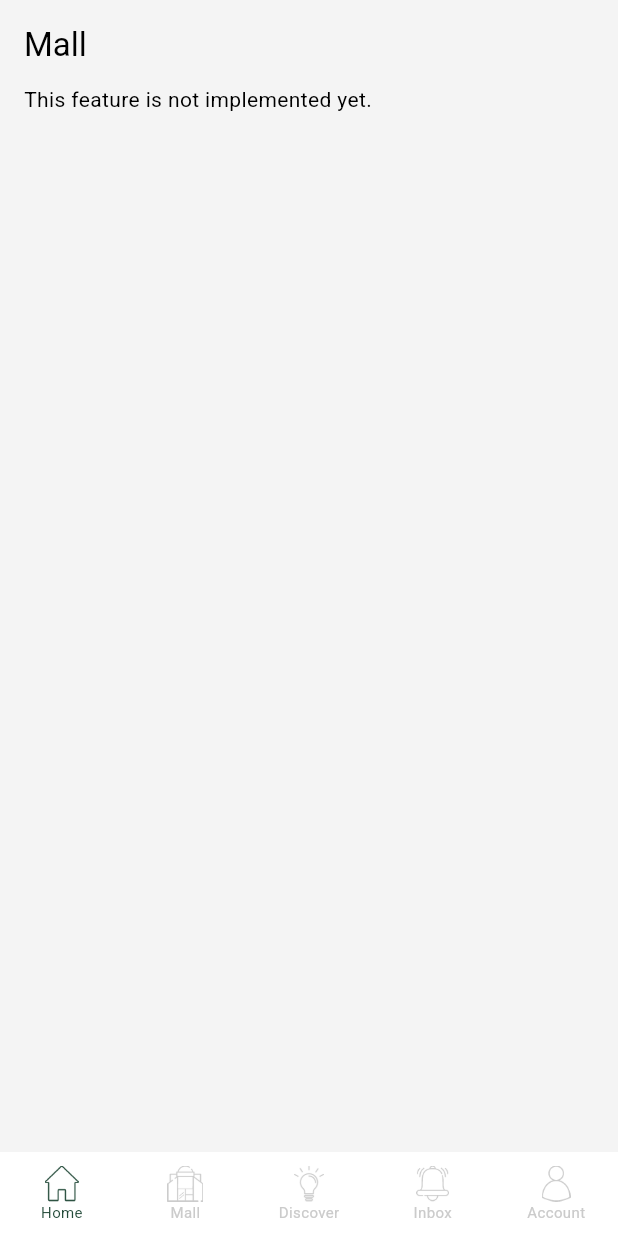
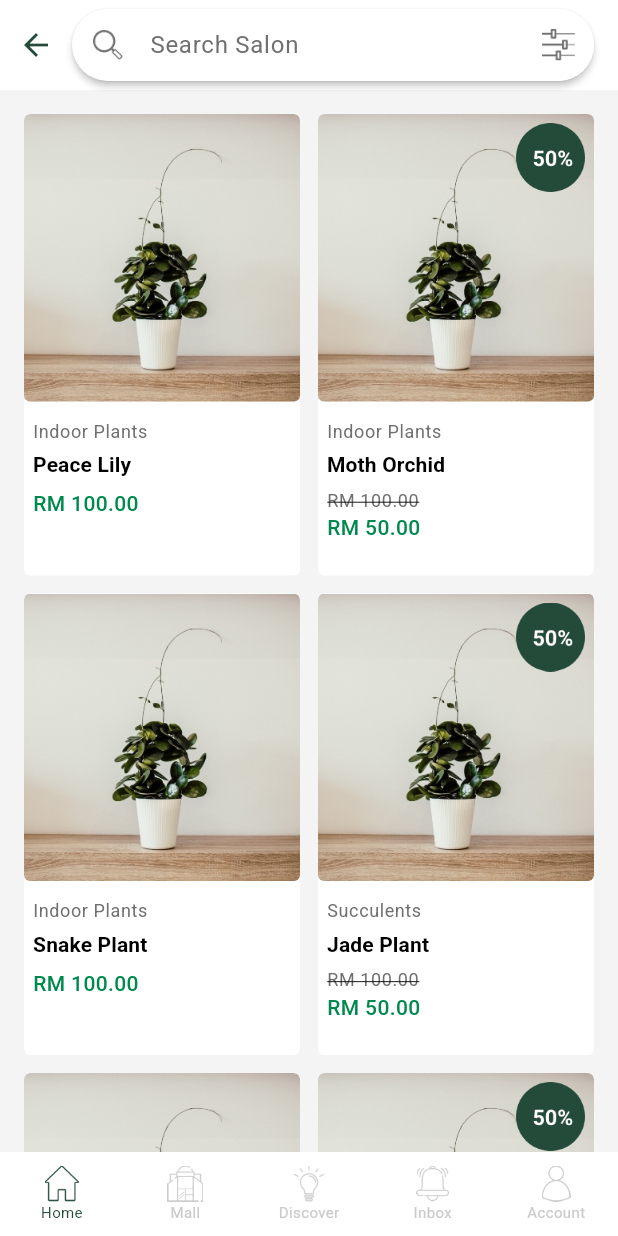
Before and after one commit to ngshenmeng2401/data_flow_interview_assessment, a Flutter app: the screen it shows after launch, swiped to page 2, on a phone screen of 412 x 824 dp. Run offline on Flutter 3.47's test engine with Material 3 defaults, Android fonts, the phone set to English and light mode, and no system bars; our stand-ins replace flutter_map, get, go_router, latlong2.

Commit message:
implement mall tab

```diff
--- a/lib/l10n/intl_en_US.arb
+++ b/lib/l10n/intl_en_US.arb
@@ -3,6 +3,9 @@
   "app_title": "Data Flows",
   "home_title": "Home",
   "mall_title": "Mall",
+  "search_salon_title": "Search Salon",
+  "discounted_products_only": "Discounted products only",
+  "no_products_found": "No products found.",
   "discover_title": "Discover",
   "inbox_title": "Inbox",
   "account_title": "Account",
--- a/lib/screens/home_screen.dart
+++ b/lib/screens/home_screen.dart
@@ -1,6 +1,7 @@
 import 'package:data_flow_interview_assessment/constants/dimensions.dart';
 import 'package:data_flow_interview_assessment/generated/l10n.dart';
 import 'package:data_flow_interview_assessment/screens/tabs/home_tab/home_tab.dart';
+import 'package:data_flow_interview_assessment/screens/tabs/mall_tab/mall_tab.dart';
 import 'package:flutter/material.dart';
 import 'package:get/get.dart';
 
@@ -41,7 +42,7 @@ class _HomeScreenState extends State<HomeScreen> {
           physics: const NeverScrollableScrollPhysics(),
           children: <Widget>[
             const HomeTab(),
-            _PlaceholderTab(title: lang.mall_title),
+            MallTab(onBack: () => _selectTab(0)),
             _PlaceholderTab(title: lang.discover_title),
             _PlaceholderTab(title: lang.inbox_title),
             _PlaceholderTab(title: lang.account_title),
--- /dev/null
+++ b/lib/screens/tabs/mall_tab/mall_tab.dart
@@ -0,0 +1,247 @@
+import 'package:data_flow_interview_assessment/constants/dimensions.dart';
+import 'package:data_flow_interview_assessment/generated/l10n.dart';
+import 'package:data_flow_interview_assessment/utils/app_theme_config.dart';
+import 'package:data_flow_interview_assessment/widgets/content_card.dart';
+import 'package:flutter/material.dart';
+import 'package:get/get.dart';
+import 'package:intl/intl.dart';
+
+class MallTab extends StatefulWidget {
+  final VoidCallback onBack;
+
+  const MallTab({super.key, required this.onBack});
+
+  @override
+  State<MallTab> createState() => _MallTabState();
+}
+
+class _MallTabState extends State<MallTab> {
+  static const double _imageAspectRatio = 0.96;
+  static const double _cardContentHeight = 116;
+
+  final RxString _query = ''.obs;
+  final RxBool _discountedOnly = false.obs;
+
+  @override
+  void dispose() {
+    _query.close();
+    _discountedOnly.close();
+    super.dispose();
+  }
+
+  @override
+  Widget build(BuildContext context) {
+    final ThemeData theme = Theme.of(context);
+    final Lang lang = Lang.of(context);
+    // TODO dummy data / flow
+    final List<_MallProduct> catalog = <_MallProduct>[
+      _MallProduct('Peace Lily', lang.indoor_plants_title, 100),
+      _MallProduct('Moth Orchid', lang.indoor_plants_title, 50, originalPrice: 100),
+      _MallProduct('Snake Plant', lang.indoor_plants_title, 100),
+      _MallProduct('Jade Plant', lang.succulents_title, 50, originalPrice: 100),
+      _MallProduct('Aloe Vera', lang.succulents_title, 100),
+      _MallProduct('Mini Rose', lang.outdoor_plants_title, 50, originalPrice: 100),
+    ];
+    final String locale = Localizations.localeOf(context).toString();
+    final NumberFormat priceFormat = NumberFormat.currency(
+      locale: locale,
+      symbol: 'RM ',
+      decimalDigits: 2,
+    );
+    final String discountLabel = NumberFormat.percentPattern(locale).format(0.5);
+
+    return Column(
+      children: <Widget>[
+        _buildHeader(context, lang),
+        Expanded(
+          child: Obx(() {
+            final String query = _query.value;
+            final bool discountedOnly = _discountedOnly.value;
+            final List<_MallProduct> products = catalog.where((_MallProduct product) {
+              final bool matchesQuery = product.title.toLowerCase().contains(query) ||
+                  product.label.toLowerCase().contains(query);
+              return matchesQuery && (!discountedOnly || product.originalPrice != null);
+            }).toList();
+
+            if (products.isEmpty) {
+              return Center(
+                child: Padding(
+                  padding: const EdgeInsets.all(kPadding),
+                  child: Text(lang.no_products_found, textAlign: TextAlign.center),
+                ),
+              );
+            }
+
+            return LayoutBuilder(
+              builder: (BuildContext context, BoxConstraints constraints) {
+                final double itemWidth = (constraints.maxWidth - kPadding * 2 - kSpacing) / 2;
+                return GridView.builder(
+                  physics: const ClampingScrollPhysics(),
+                  padding: const EdgeInsets.fromLTRB(kPadding, kPadding, kPadding, kPadding * 2),
+                  gridDelegate: SliverGridDelegateWithFixedCrossAxisCount(
+                    crossAxisCount: 2,
+                    crossAxisSpacing: kSpacing,
+                    mainAxisSpacing: kSpacing,
+                    mainAxisExtent: itemWidth / _imageAspectRatio + _cardContentHeight,
+                  ),
+                  itemCount: products.length,
+                  itemBuilder: (BuildContext context, int index) {
+                    return _buildProductCard(theme, products[index], priceFormat, discountLabel);
+                  },
+                );
+              },
+            );
+          }),
+        ),
+      ],
+    );
+  }
+
+  Widget _buildHeader(BuildContext context, Lang lang) {
+    final ThemeData theme = Theme.of(context);
+    final ColorScheme colors = theme.colorScheme;
+    return Material(
+      color: colors.surface,
+      child: Padding(
+        padding: const EdgeInsetsDirectional.fromSTEB(0, kSpacing / 2, kPadding, kSpacing / 2),
+        child: Row(
+          children: <Widget>[
+            IconButton(
+              tooltip: MaterialLocalizations.of(context).backButtonTooltip,
+              icon: const BackButtonIcon(),
+              color: colors.primary,
+              onPressed: widget.onBack,
+            ),
+            Expanded(
+              child: Material(
+                color: colors.surface,
+                elevation: 2,
+                shape: const StadiumBorder(),
+                child: TextField(
+                  onChanged: (String value) => _query.value = value.trim().toLowerCase(),
+                  textInputAction: TextInputAction.search,
+                  decoration: InputDecoration(
+                    hintText: lang.search_salon_title,
+                    border: InputBorder.none,
+                    enabledBorder: InputBorder.none,
+                    focusedBorder: InputBorder.none,
+                    filled: false,
+                    contentPadding: const EdgeInsets.symmetric(vertical: kSpacing),
+                    prefixIcon: Center(
+                      widthFactor: 1,
+                      child: Image.asset(
+                        'assets/icons/Icon - Search.png',
+                        width: 20,
+                        excludeFromSemantics: true,
+                      ),
+                    ),
+                    suffixIcon: Obx(() {
+                      final bool selected = _discountedOnly.value;
+                      return IconButton(
+                        tooltip: lang.discounted_products_only,
+                        isSelected: selected,
+                        style: IconButton.styleFrom(
+                          backgroundColor: selected ? colors.primary : colors.surface,
+                        ),
+                        icon: Image.asset(
+                          'assets/icons/Icon - Filter.png',
+                          width: 22,
+                          color: selected ? colors.onPrimary : colors.onSurfaceVariant,
+                          excludeFromSemantics: true,
+                        ),
+                        onPressed: () => _discountedOnly.value = !selected,
+                      );
+                    }),
+                  ),
+                ),
+              ),
+            ),
+          ],
+        ),
+      ),
+    );
+  }
+
+  Widget _buildProductCard(
+    ThemeData theme,
+    _MallProduct product,
+    NumberFormat priceFormat,
+    String discountLabel,
+  ) {
+    final ColorScheme colors = theme.colorScheme;
+    final double? originalPrice = product.originalPrice;
+    return ContentCard(
+      image: AspectRatio(
+        aspectRatio: _imageAspectRatio,
+        child: Image.asset(
+          'assets/images/Image.jpg',
+          fit: BoxFit.cover,
+          excludeFromSemantics: true,
+          errorBuilder: (BuildContext context, Object error, StackTrace? stackTrace) {
+            return Image.asset(
+              'assets/images/img_placeholder.png',
+              fit: BoxFit.contain,
+              excludeFromSemantics: true,
+            );
+          },
+        ),
+      ),
+      imageOverlay: originalPrice == null
+          ? null
+          : Padding(
+              padding: const EdgeInsets.all(kSpacing / 2),
+              child: Image.asset(
+                'assets/images/fifty_percent.png',
+                width: 46,
+                height: 46,
+                semanticLabel: discountLabel,
+              ),
+            ),
+      imageBorderRadius: BorderRadius.circular(4),
+      label: product.label,
+      body: product.title,
+      labelStyle: theme.textTheme.bodySmall?.copyWith(color: colors.onSurfaceVariant),
+      bodyStyle: theme.textTheme.titleSmall?.copyWith(fontWeight: FontWeight.w700),
+      contentPadding: const EdgeInsets.fromLTRB(kSpacing / 2, kSpacing, kSpacing / 2, 0),
+      labelBodySpacing: 4,
+      bodyMaxLines: 2,
+      textScaler: TextScaler.noScaling,
+      footerSpacing: kSpacing / 2,
+      footer: Column(
+        crossAxisAlignment: CrossAxisAlignment.start,
+        children: <Widget>[
+          if (originalPrice != null)
+            Text(
+              priceFormat.format(originalPrice),
+              style: theme.textTheme.bodySmall?.copyWith(
+                color: colors.onSurfaceVariant,
+                decoration: TextDecoration.lineThrough,
+              ),
+              maxLines: 1,
+              overflow: TextOverflow.ellipsis,
+              textScaler: TextScaler.noScaling,
+            ),
+          Text(
+            priceFormat.format(product.price),
+            style: theme.textTheme.bodyMedium?.copyWith(
+              color: theme.extension<AppThemeColors>()?.greenTextAccent ?? colors.primary,
+              fontWeight: FontWeight.w500,
+            ),
+            maxLines: 1,
+            overflow: TextOverflow.ellipsis,
+            textScaler: TextScaler.noScaling,
+          ),
+        ],
+      ),
+    );
+  }
+}
+
+class _MallProduct {
+  final String title;
+  final String label;
+  final double price;
+  final double? originalPrice;
+
+  const _MallProduct(this.title, this.label, this.price, {this.originalPrice});
+}
```
Also changed, not shown: lib/generated/intl/messages_en_US.dart, lib/generated/l10n.dart.
